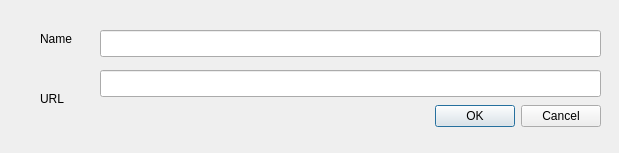
EOX-A/QgsWcsClient2, file qgsnewhttpconnectionbase.ui: the form before one commit.
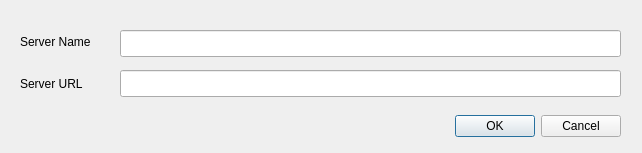
The form after the commit.

```diff
--- a/qgsnewhttpconnectionbase.ui
+++ b/qgsnewhttpconnectionbase.ui
@@ -6,7 +6,7 @@
    <rect>
     <x>0</x>
     <y>0</y>
-    <width>619</width>
+    <width>642</width>
     <height>153</height>
    </rect>
   </property>
@@ -16,8 +16,8 @@
   <widget class="QDialogButtonBox" name="buttonBox">
    <property name="geometry">
     <rect>
-     <x>260</x>
-     <y>100</y>
+     <x>280</x>
+     <y>110</y>
      <width>341</width>
      <height>32</height>
     </rect>
@@ -35,27 +35,27 @@
   <widget class="QLabel" name="label_NewSrvName">
    <property name="geometry">
     <rect>
-     <x>40</x>
-     <y>30</y>
-     <width>66</width>
+     <x>20</x>
+     <y>33</y>
+     <width>91</width>
      <height>17</height>
     </rect>
    </property>
    <property name="text">
-    <string>Name</string>
+    <string>Server Name</string>
    </property>
   </widget>
   <widget class="QLabel" name="label_NewSrvUrl">
    <property name="geometry">
     <rect>
-     <x>40</x>
-     <y>90</y>
-     <width>66</width>
+     <x>20</x>
+     <y>75</y>
+     <width>91</width>
      <height>17</height>
     </rect>
    </property>
    <property name="text">
-    <string>URL</string>
+    <string>Server URL</string>
    </property>
   </widget>
   <widget class="QLineEdit" name="txt_NewSrvName">
@@ -64,7 +64,7 @@
    </property>
    <property name="geometry">
     <rect>
-     <x>100</x>
+     <x>120</x>
      <y>30</y>
      <width>501</width>
      <height>27</height>
@@ -80,7 +80,7 @@
   <widget class="QLineEdit" name="txt_NewSrvUrl">
    <property name="geometry">
     <rect>
-     <x>100</x>
+     <x>120</x>
      <y>70</y>
      <width>501</width>
      <height>27</height>
```
